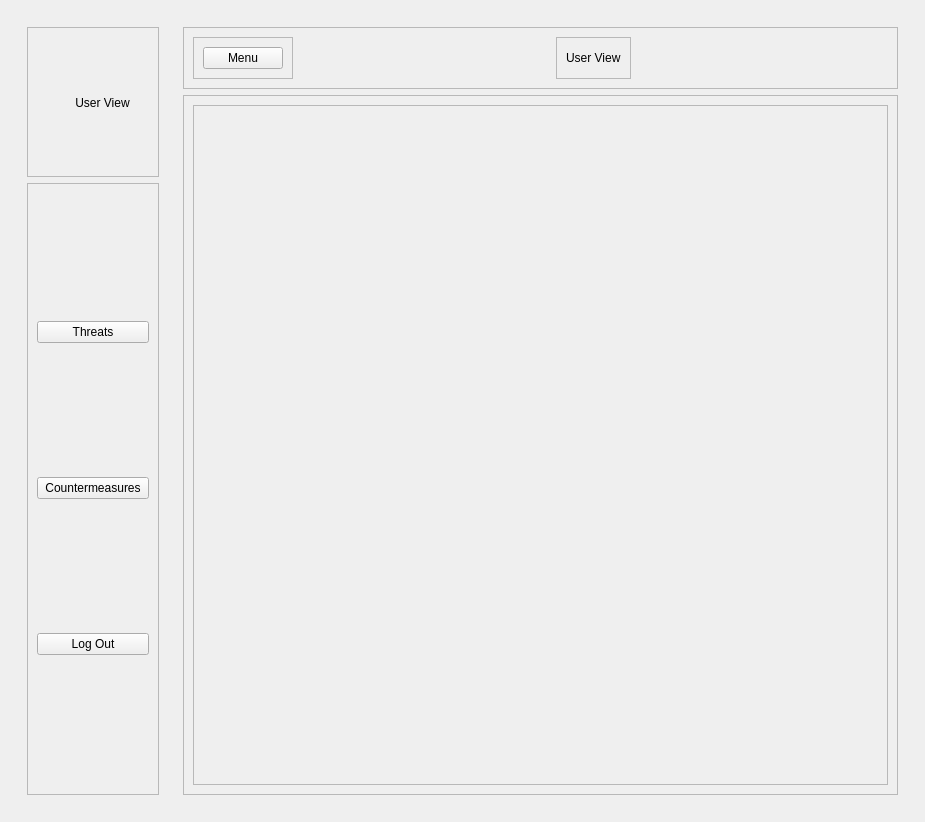
bnetting/UoN_2022-23_Group_Project, file UIPrototype/prototypeDevelopment2/main_ui.ui: the form before one commit.
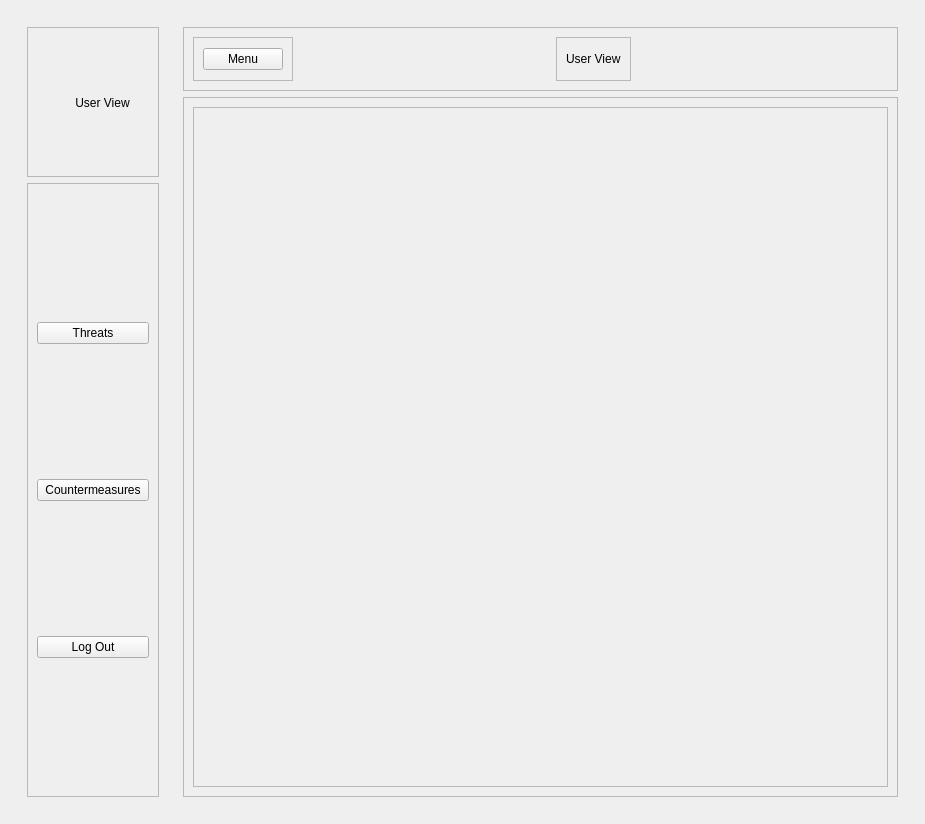
The form after the commit. The open tabs and pages were chosen to show the change.

What changed in the file:
```diff
--- a/UIPrototype/prototypeDevelopment2/main_ui.ui
+++ b/UIPrototype/prototypeDevelopment2/main_ui.ui
@@ -7,7 +7,7 @@
     <x>0</x>
     <y>0</y>
     <width>925</width>
-    <height>814</height>
+    <height>824</height>
    </rect>
   </property>
   <property name="windowTitle">
@@ -295,13 +295,13 @@
          <widget class="QFrame" name="menubar">
           <property name="minimumSize">
            <size>
-            <width>150</width>
+            <width>0</width>
             <height>0</height>
            </size>
           </property>
           <property name="maximumSize">
            <size>
-            <width>0</width>
+            <width>150</width>
             <height>16777214</height>
            </size>
           </property>
```
Left out of the diff: 8 changed lines with no effect on the pictures.
